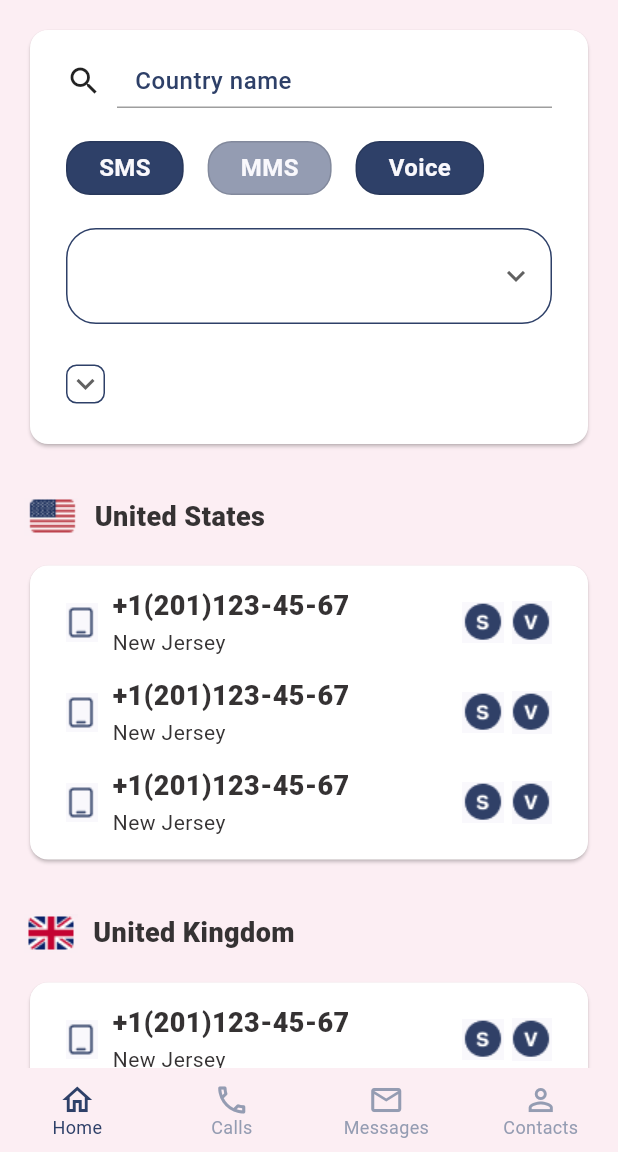
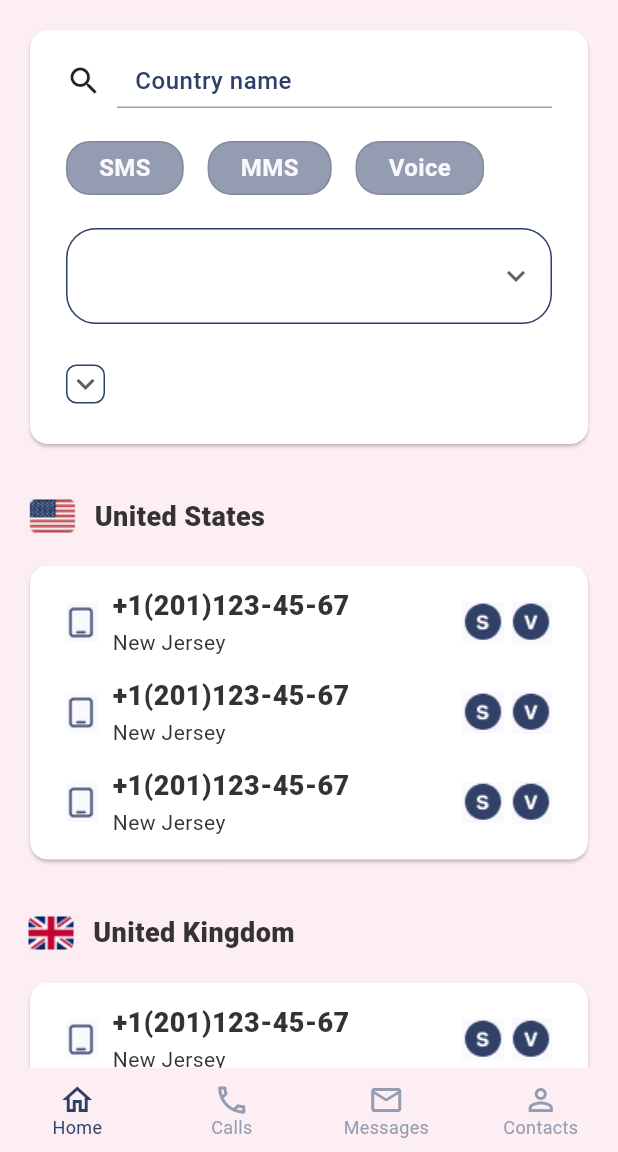
Before and after one commit to eltex2021/flutter_assignment, a Flutter app: the screen it shows after launch, on a phone screen of 412 x 824 dp, the part 84-1236 px from its top. Run offline on Flutter 3.47's test engine with Material 2 defaults, Android fonts, the phone set to English and light mode, and no system bars; our stand-ins replace bloc, flutter_bloc, freezed_annotation.

Commit message:
refactoring customButton

```diff
--- a/lib/components/custom_button.dart
+++ b/lib/components/custom_button.dart
@@ -1,14 +1,25 @@
 import 'package:flutter/material.dart';
 
+import '../theme/app_colors.dart';
 import '../theme/app_texts.dart';
 
-class CustomButton extends StatelessWidget {
-  const CustomButton({
-    Key? key, required this.color, required this.text,
+class CustomButton extends StatefulWidget {
+  CustomButton({
+    Key? key,
+    //required this.color,
+    required this.text,
   }) : super(key: key);
 
-  final Color color;
+  //final Color color;
   final String text;
+  bool isSelected = false;
+
+  @override
+  State<CustomButton> createState() => _CustomButtonState();
+}
+
+class _CustomButtonState extends State<CustomButton> {
+
 
   @override
   Widget build(BuildContext context) {
@@ -16,20 +27,24 @@ class CustomButton extends StatelessWidget {
         style: ButtonStyle(
           shape: MaterialStateProperty.all<RoundedRectangleBorder>(
               RoundedRectangleBorder(
-                borderRadius: BorderRadius.circular(16),
-              )),
-          backgroundColor:
-          MaterialStateProperty.all(color),
+            borderRadius: BorderRadius.circular(16),
+          )),
+          backgroundColor: MaterialStateProperty.all(
+              widget.isSelected ? AppColors.mainBlue : AppColors.pureBlue),
         ),
         child: Padding(
           padding: const EdgeInsets.symmetric(horizontal: 6),
           child: Text(
-            text,
+            widget.text,
             style: AppTexts.buttonText,
           ),
         ),
         onPressed: () {
           print('button click');
+          print(widget.isSelected);
+          setState(() {
+            widget.isSelected = !widget.isSelected;
+          });
         });
   }
 }
--- a/lib/features/home/presentation/components/find_card_widget.dart
+++ b/lib/features/home/presentation/components/find_card_widget.dart
@@ -85,20 +85,20 @@ class _FindCardWidgetState extends State<FindCardWidget> {
     return Padding(
       padding: const EdgeInsets.symmetric(vertical: 16),
       child: Row(
-        children: const [
+        children: [
           CustomButton(
-            color: AppColors.mainBlue,
+            //color: AppColors.mainBlue,
             text: 'SMS',
           ),
           Padding(
             padding: EdgeInsets.symmetric(horizontal: 16),
             child: CustomButton(
-              color: AppColors.pureBlue,
+              //color: AppColors.pureBlue,
               text: 'MMS',
             ),
           ),
           CustomButton(
-            color: AppColors.mainBlue,
+            //color: AppColors.mainBlue,
             text: 'Voice',
           ),
         ],
```
